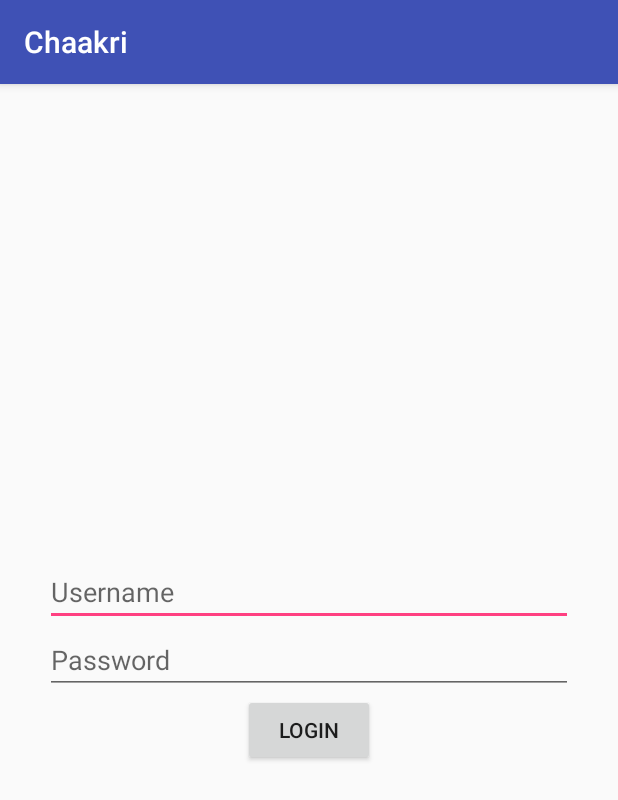
After one commit to Mumbai2017/team-2, an Android app: the CustomerLogin screen opened directly, with no data from a screen before it, on a phone screen of 412 x 824 dp. The commit adds this screen. Shown: the top 800 px of the screen. Run offline under Robolectric (Android 15) with nearby library versions, the phone set to English and light mode, and no system bars; 1 statement that could not run was skipped.

Commit message:
Customer Login

```diff
--- a/ChaakriApp/app/src/main/AndroidManifest.xml
+++ b/ChaakriApp/app/src/main/AndroidManifest.xml
@@ -23,7 +23,9 @@
             android:name=".NavActivitySakhi"
             android:label="@string/title_activity_nav_sakhi"
             android:theme="@style/AppTheme.NoActionBar" />
-        <activity android:name=".CustomerFirst"></activity>
+        <activity android:name=".CustomerFirst" />
+        <activity android:name=".CustomerLogin" />
+        <activity android:name=".CustomerRegister"></activity>
     </application>
 
 </manifest>
--- /dev/null
+++ b/ChaakriApp/app/src/main/java/com/cfg/chaakri/chaakri/CustomerLogin.java
@@ -0,0 +1,41 @@
+package com.cfg.chaakri.chaakri;
+
+import android.content.SharedPreferences;
+import android.support.v7.app.AppCompatActivity;
+import android.os.Bundle;
+import android.view.View;
+import android.widget.Button;
+import android.widget.EditText;
+
+public class CustomerLogin extends AppCompatActivity {
+EditText editTextUser,editTextPass;
+    Button button;
+    @Override
+    protected void onCreate(Bundle savedInstanceState) {
+        super.onCreate(savedInstanceState);
+        setContentView(R.layout.activity_customer_login);
+        editTextUser=(EditText)findViewById(R.id.editTextUser);
+        editTextPass=(EditText)findViewById(R.id.editTextPass);
+
+        SharedPreferences prefs = getSharedPreferences("LoginPref", MODE_PRIVATE);
+        String restoredText = prefs.getString("text", null);
+        if (restoredText != null) {
+            String ID = prefs.getString("Username", "No name defined");//"No name defined" is the default value.
+            String PASS = prefs.getString("Password", "0000"); //0 is the default value.
+            String msg = ID + "," + PASS;
+            new CheckLogin(getApplicationContext()).execute(msg);
+        }
+        else {
+            button.setOnClickListener(new View.OnClickListener() {
+                @Override
+                public void onClick(View view) {
+                    String user = editTextUser.getText().toString();
+                    String psw = editTextPass.getText().toString();
+
+                    String message = user + "," + psw + ",2";
+                    new CheckLogin(getApplicationContext()).execute(message);
+                }
+            });
+        }
+    }
+}
--- a/ChaakriApp/app/src/main/java/com/cfg/chaakri/chaakri/MainActivity.java
+++ b/ChaakriApp/app/src/main/java/com/cfg/chaakri/chaakri/MainActivity.java
@@ -17,7 +17,8 @@ Button customerloginbutton,sakhiloginbutton;
         customerloginbutton.setOnClickListener(new View.OnClickListener() {
             @Override
             public void onClick(View view) {
-                Intent intent = new Intent();
+                Intent intent = new Intent(MainActivity.this,CustomerFirst.class);
+                startActivity(intent);
 
             }
         });
--- /dev/null
+++ b/ChaakriApp/app/src/main/res/layout/activity_customer_login.xml
@@ -0,0 +1,41 @@
+<?xml version="1.0" encoding="utf-8"?>
+<RelativeLayout xmlns:android="http://schemas.android.com/apk/res/android"
+    xmlns:app="http://schemas.android.com/apk/res-auto"
+    xmlns:tools="http://schemas.android.com/tools"
+    android:layout_width="match_parent"
+    android:layout_height="match_parent"
+
+    tools:context="com.cfg.chaakri.chaakri.CustomerLogin">
+    <EditText
+        android:id="@+id/editTextUser"
+        android:layout_width="match_parent"
+        android:layout_height="wrap_content"
+        android:ems="10"
+        android:inputType="textPersonName"
+        android:layout_above="@+id/editTextPass"
+        android:hint="Username"
+        android:layout_marginLeft="30dp"
+        android:layout_marginRight="30dp"
+        android:layout_alignParentStart="true"
+        />
+
+    <EditText
+        android:id="@+id/editTextPass"
+        android:layout_width="match_parent"
+        android:layout_height="wrap_content"
+        android:ems="10"
+        android:inputType="textPassword"
+        android:layout_marginLeft="30dp"
+        android:layout_marginRight="30dp"
+        android:layout_centerInParent="true"
+        android:hint="Password"
+        />
+
+    <Button
+        android:id="@+id/button"
+        android:layout_width="wrap_content"
+        android:layout_height="wrap_content"
+        android:text="LOGIN"
+        android:layout_centerHorizontal="true"
+        android:layout_below="@+id/editTextPass"/>
+</RelativeLayout>
--- a/ChaakriApp/app/src/main/res/values/strings.xml
+++ b/ChaakriApp/app/src/main/res/values/strings.xml
@@ -9,4 +9,5 @@
 
     <!-- TODO: Remove or change this placeholder text -->
     <string name="hello_blank_fragment">Hello blank fragment</string>
+    <string name="title_activity_customer_login">CustomerLogin</string>
 </resources>
```
Also changed, not shown: ChaakriApp/app/build.gradle (+9 -0 lines), ChaakriApp/app/src/main/java/com/cfg/chaakri/chaakri/CustomerFirst.java (+18 -1 lines), ChaakriApp/app/src/main/java/com/cfg/chaakri/chaakri/CustomerRegister.java (added, +13 -0 lines), ChaakriApp/app/src/main/res/layout/activity_customer_register.xml (added, +9 -0 lines).
